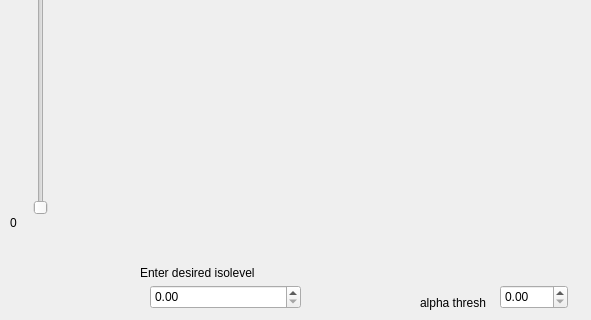
Qt form forms/mainwindow.ui (chloesnyder/CIS497) before a commit; both pictures show x 840 to 1431 and y 344 to 664 of the 1431 by 664 pixel window.
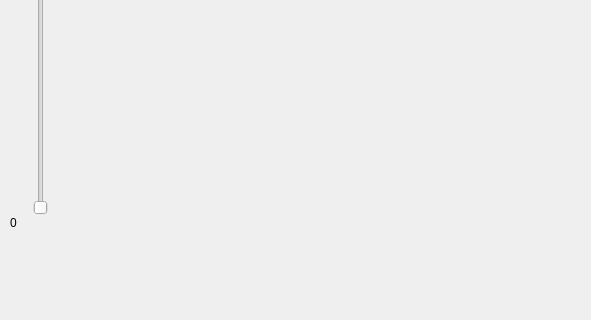
The same form after that commit. Custom widgets are drawn as their Qt base class.

Diff of the .ui file:
```diff
--- a/forms/mainwindow.ui
+++ b/forms/mainwindow.ui
@@ -98,29 +98,6 @@
      <string>Enable Opacity</string>
     </property>
    </widget>
-   <widget class="QDoubleSpinBox" name="doubleSpinBox">
-    <property name="geometry">
-     <rect>
-      <x>990</x>
-      <y>610</y>
-      <width>151</width>
-      <height>24</height>
-     </rect>
-    </property>
-   </widget>
-   <widget class="QLabel" name="label_2">
-    <property name="geometry">
-     <rect>
-      <x>980</x>
-      <y>590</y>
-      <width>171</width>
-      <height>16</height>
-     </rect>
-    </property>
-    <property name="text">
-     <string>Enter desired isolevel</string>
-    </property>
-   </widget>
    <widget class="QCheckBox" name="colormap">
     <property name="geometry">
      <rect>
@@ -210,29 +187,6 @@
      <set>Qt::AlignCenter</set>
     </property>
    </widget>
-   <widget class="QDoubleSpinBox" name="alphathresh">
-    <property name="geometry">
-     <rect>
-      <x>1340</x>
-      <y>610</y>
-      <width>68</width>
-      <height>24</height>
-     </rect>
-    </property>
-   </widget>
-   <widget class="QLabel" name="label_5">
-    <property name="geometry">
-     <rect>
-      <x>1260</x>
-      <y>620</y>
-      <width>151</width>
-      <height>16</height>
-     </rect>
-    </property>
-    <property name="text">
-     <string>alpha thresh</string>
-    </property>
-   </widget>
    <widget class="QComboBox" name="tissueSelection">
     <property name="geometry">
      <rect>
```
Left out of the diff: 100 changed lines with no effect on the pictures.
